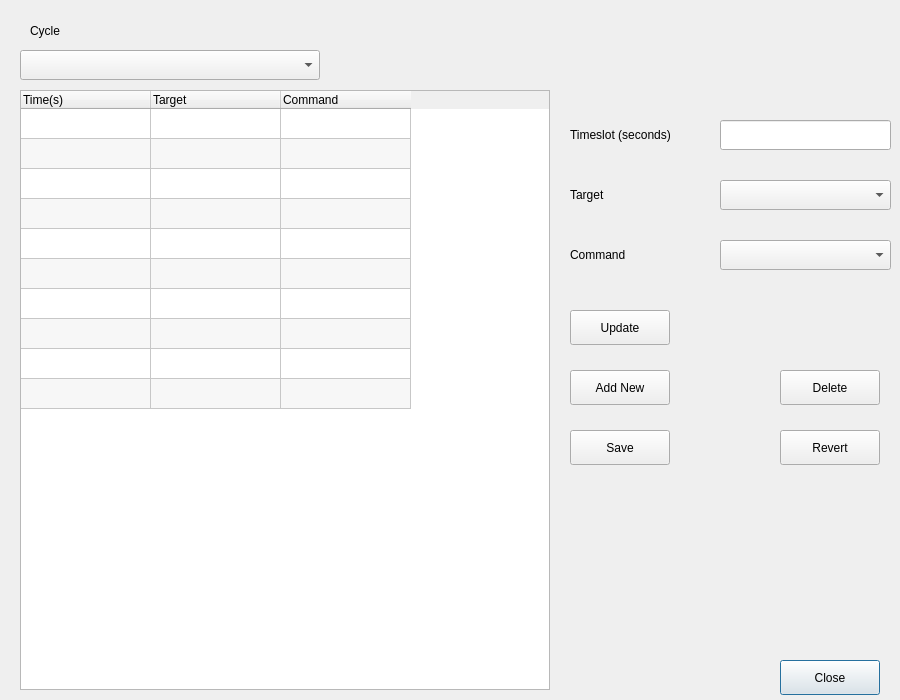
The window that UI Resources/cycleedit.ui (westerlymerlin/UCL-PYMS) describes before a commit, drawn with Qt 5.
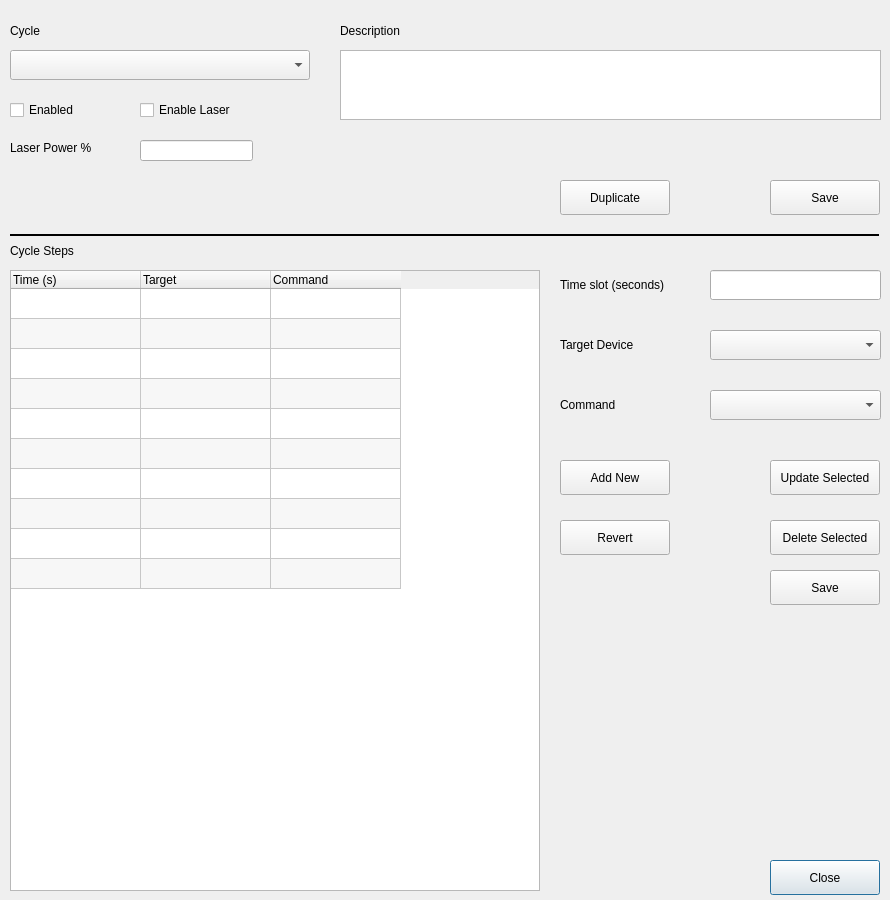
The same window after the commit. Icons and pictures are not drawn.

Commit message: Version 3.0.0 New Version with multiple sample types

```diff
--- a/UI Resources/cycleedit.ui
+++ b/UI Resources/cycleedit.ui
@@ -6,8 +6,8 @@
    <rect>
     <x>0</x>
     <y>0</y>
-    <width>900</width>
-    <height>700</height>
+    <width>890</width>
+    <height>900</height>
    </rect>
   </property>
   <property name="sizePolicy">
@@ -18,14 +18,14 @@
   </property>
   <property name="minimumSize">
    <size>
-    <width>900</width>
-    <height>700</height>
+    <width>890</width>
+    <height>900</height>
    </size>
   </property>
   <property name="maximumSize">
    <size>
-    <width>900</width>
-    <height>700</height>
+    <width>890</width>
+    <height>900</height>
    </size>
   </property>
   <property name="windowTitle">
@@ -41,10 +41,10 @@
   <widget class="QTableWidget" name="tableSteps">
    <property name="geometry">
     <rect>
-     <x>20</x>
-     <y>90</y>
+     <x>10</x>
+     <y>270</y>
      <width>530</width>
-     <height>600</height>
+     <height>621</height>
     </rect>
    </property>
    <property name="styleSheet">
@@ -106,7 +106,7 @@
    <row/>
    <column>
     <property name="text">
-     <string>Time(s)</string>
+     <string>Time (s)</string>
     </property>
     <property name="textAlignment">
      <set>AlignLeading|AlignVCenter</set>
@@ -132,7 +132,7 @@
   <widget class="QComboBox" name="comboCycles">
    <property name="geometry">
     <rect>
-     <x>20</x>
+     <x>10</x>
      <y>50</y>
      <width>300</width>
      <height>30</height>
@@ -145,9 +145,9 @@
   <widget class="QPushButton" name="btnClose">
    <property name="geometry">
     <rect>
-     <x>780</x>
-     <y>660</y>
-     <width>100</width>
+     <x>770</x>
+     <y>860</y>
+     <width>110</width>
      <height>35</height>
     </rect>
    </property>
@@ -161,8 +161,8 @@
   <widget class="QLineEdit" name="textTime">
    <property name="geometry">
     <rect>
-     <x>720</x>
-     <y>120</y>
+     <x>710</x>
+     <y>270</y>
      <width>171</width>
      <height>30</height>
     </rect>
@@ -171,14 +171,14 @@
   <widget class="QLabel" name="label">
    <property name="geometry">
     <rect>
-     <x>570</x>
-     <y>120</y>
+     <x>560</x>
+     <y>270</y>
      <width>141</width>
      <height>30</height>
     </rect>
    </property>
    <property name="text">
-    <string>Timeslot (seconds)</string>
+    <string>Time slot (seconds)</string>
    </property>
    <property name="scaledContents">
     <bool>true</bool>
@@ -187,14 +187,14 @@
   <widget class="QLabel" name="label_2">
    <property name="geometry">
     <rect>
-     <x>570</x>
-     <y>180</y>
+     <x>560</x>
+     <y>330</y>
      <width>101</width>
      <height>30</height>
     </rect>
    </property>
    <property name="text">
-    <string>Target</string>
+    <string>Target Device</string>
    </property>
    <property name="scaledContents">
     <bool>true</bool>
@@ -203,8 +203,8 @@
   <widget class="QLabel" name="label_3">
    <property name="geometry">
     <rect>
-     <x>570</x>
-     <y>240</y>
+     <x>560</x>
+     <y>390</y>
      <width>111</width>
      <height>30</height>
     </rect>
@@ -219,8 +219,8 @@
   <widget class="QComboBox" name="comboTarget">
    <property name="geometry">
     <rect>
-     <x>720</x>
-     <y>180</y>
+     <x>710</x>
+     <y>330</y>
      <width>171</width>
      <height>30</height>
     </rect>
@@ -229,8 +229,8 @@
   <widget class="QComboBox" name="comboCommand">
    <property name="geometry">
     <rect>
-     <x>720</x>
-     <y>240</y>
+     <x>710</x>
+     <y>390</y>
      <width>171</width>
      <height>30</height>
     </rect>
@@ -239,9 +239,9 @@
   <widget class="QPushButton" name="buttonAdd">
    <property name="geometry">
     <rect>
-     <x>570</x>
-     <y>370</y>
-     <width>100</width>
+     <x>560</x>
+     <y>460</y>
+     <width>110</width>
      <height>35</height>
     </rect>
    </property>
@@ -255,9 +255,9 @@
   <widget class="QPushButton" name="buttonDelete">
    <property name="geometry">
     <rect>
-     <x>780</x>
-     <y>370</y>
-     <width>100</width>
+     <x>770</x>
+     <y>520</y>
+     <width>110</width>
      <height>35</height>
     </rect>
    </property>
@@ -265,15 +265,15 @@
     <string>Delete selected task</string>
    </property>
    <property name="text">
-    <string>Delete</string>
+    <string>Delete Selected</string>
    </property>
   </widget>
   <widget class="QPushButton" name="buttonSave">
    <property name="geometry">
     <rect>
-     <x>570</x>
-     <y>430</y>
-     <width>100</width>
+     <x>770</x>
+     <y>570</y>
+     <width>110</width>
      <height>35</height>
     </rect>
    </property>
@@ -287,9 +287,9 @@
   <widget class="QPushButton" name="buttonCancel">
    <property name="geometry">
     <rect>
-     <x>780</x>
-     <y>430</y>
-     <width>100</width>
+     <x>560</x>
+     <y>520</y>
+     <width>110</width>
      <height>35</height>
     </rect>
    </property>
@@ -303,9 +303,9 @@
   <widget class="QPushButton" name="buttonUpdate">
    <property name="geometry">
     <rect>
-     <x>570</x>
-     <y>310</y>
-     <width>100</width>
+     <x>770</x>
+     <y>460</y>
+     <width>110</width>
      <height>35</height>
     </rect>
    </property>
@@ -313,13 +313,13 @@
     <string>Update existing task</string>
    </property>
    <property name="text">
-    <string>Update</string>
+    <string>Update Selected</string>
    </property>
   </widget>
   <widget class="QLabel" name="label_4">
    <property name="geometry">
     <rect>
-     <x>30</x>
+     <x>10</x>
      <y>20</y>
      <width>91</width>
      <height>21</height>
@@ -332,25 +332,160 @@
     <bool>true</bool>
    </property>
   </widget>
-  <widget class="QLabel" name="lbl_description">
+  <widget class="QPlainTextEdit" name="txtDescription">
    <property name="geometry">
     <rect>
      <x>340</x>
      <y>50</y>
-     <width>550</width>
-     <height>30</height>
+     <width>541</width>
+     <height>70</height>
     </rect>
    </property>
+  </widget>
+  <widget class="QLabel" name="label_5">
+   <property name="geometry">
+    <rect>
+     <x>340</x>
+     <y>20</y>
+     <width>91</width>
+     <height>21</height>
+    </rect>
+   </property>
    <property name="text">
-    <string/>
+    <string>Description</string>
    </property>
-   <property name="alignment">
-    <set>Qt::AlignLeading|Qt::AlignLeft|Qt::AlignTop</set>
+   <property name="scaledContents">
+    <bool>true</bool>
    </property>
-   <property name="wordWrap">
+  </widget>
+  <widget class="QCheckBox" name="chkEnabled">
+   <property name="geometry">
+    <rect>
+     <x>10</x>
+     <y>100</y>
+     <width>73</width>
+     <height>20</height>
+    </rect>
+   </property>
+   <property name="toolTip">
+    <string>If checked will appear in simple batch screens</string>
+   </property>
+   <property name="text">
+    <string>Enabled</string>
+   </property>
+  </widget>
+  <widget class="QCheckBox" name="chkSample">
+   <property name="geometry">
+    <rect>
+     <x>140</x>
+     <y>100</y>
+     <width>121</width>
+     <height>20</height>
+    </rect>
+   </property>
+   <property name="toolTip">
+    <string>if checked will apper in planchet forms and will enable laser power settings</string>
+   </property>
+   <property name="text">
+    <string>Enable Laser</string>
+   </property>
+  </widget>
+  <widget class="Line" name="line">
+   <property name="geometry">
+    <rect>
+     <x>10</x>
+     <y>230</y>
+     <width>869</width>
+     <height>10</height>
+    </rect>
+   </property>
+   <property name="frameShadow">
+    <enum>QFrame::Plain</enum>
+   </property>
+   <property name="lineWidth">
+    <number>2</number>
+   </property>
+   <property name="midLineWidth">
+    <number>1</number>
+   </property>
+   <property name="orientation">
+    <enum>Qt::Horizontal</enum>
+   </property>
+  </widget>
+  <widget class="QLineEdit" name="txtLaserPower">
+   <property name="geometry">
+    <rect>
+     <x>140</x>
+     <y>140</y>
+     <width>113</width>
+     <height>21</height>
+    </rect>
+   </property>
+   <property name="toolTip">
+    <string>Laser Power must be between o an 99.9 %</string>
+   </property>
+  </widget>
+  <widget class="QLabel" name="label_6">
+   <property name="geometry">
+    <rect>
+     <x>10</x>
+     <y>140</y>
+     <width>101</width>
+     <height>16</height>
+    </rect>
+   </property>
+   <property name="text">
+    <string>Laser Power %</string>
+   </property>
+  </widget>
+  <widget class="QLabel" name="label_7">
+   <property name="geometry">
+    <rect>
+     <x>10</x>
+     <y>240</y>
+     <width>91</width>
+     <height>21</height>
+    </rect>
+   </property>
+   <property name="text">
+    <string>Cycle Steps</string>
+   </property>
+   <property name="scaledContents">
     <bool>true</bool>
    </property>
   </widget>
+  <widget class="QPushButton" name="btnSaveCycle">
+   <property name="geometry">
+    <rect>
+     <x>770</x>
+     <y>180</y>
+     <width>110</width>
+     <height>35</height>
+    </rect>
+   </property>
+   <property name="toolTip">
+    <string>Save thesee changes to the database</string>
+   </property>
+   <property name="text">
+    <string>Save</string>
+   </property>
+  </widget>
+  <widget class="QPushButton" name="btnDuplicate">
+   <property name="geometry">
+    <rect>
+     <x>560</x>
+     <y>180</y>
+     <width>110</width>
+     <height>35</height>
+    </rect>
+   </property>
+   <property name="toolTip">
+    <string>&lt;html&gt;&lt;head/&gt;&lt;body&gt;&lt;p&gt;Create a copy of the current cycle&lt;/p&gt;&lt;/body&gt;&lt;/html&gt;</string>
+   </property>
+   <property name="text">
+    <string>Duplicate</string>
+   </property>
+  </widget>
  </widget>
  <resources>
   <include location="main.qrc"/>
```
Left out of the diff: 12 changed lines with no effect on the pictures. The commit also changes 68 other files.
